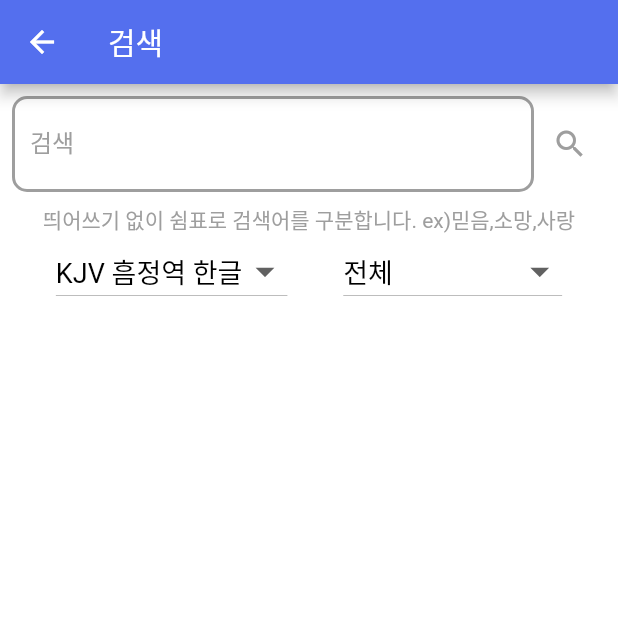
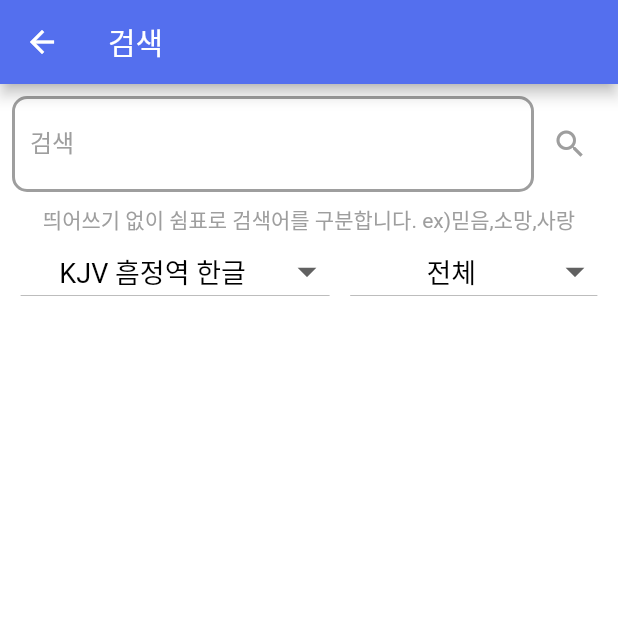
Before and after one commit to yenny-heo/Keep-bible, a Flutter app: the screen it shows after launch, in the side drawer, after a tap on "검색", on a phone screen of 412 x 824 dp, the top half of it. Run offline on Flutter 3.47's test engine with Material 2 defaults, Android fonts, the phone set to English and light mode, and no system bars; our stand-ins replace fluttertoast, scrollable_positioned_list.

Commit message:
feat: 구절 화면 타이틀 중앙으로 이동, 검색 드롭다운 버튼 레이아웃 변경

```diff
--- a/lib/page/search_page.dart
+++ b/lib/page/search_page.dart
@@ -158,7 +158,10 @@ class _SearchState extends State<SearchPage> {
               Row(
                 mainAxisAlignment: MainAxisAlignment.spaceEvenly,
                 children: <Widget>[
-                  DropdownButton<int>(
+                  Container(
+                    width: MediaQuery.of(context).size.width*0.5,
+                    child: DropdownButton<int>(
+                      isExpanded: true,
                       value: bibleOption,
                       icon: Icon(Icons.arrow_drop_down),
                       iconSize: 30,
@@ -176,7 +179,11 @@ class _SearchState extends State<SearchPage> {
                         );
                       }).toList(),
                     ),
-                  DropdownButton<int>(
+                  ),
+                  Container(
+                    width: MediaQuery.of(context).size.width*0.4,
+                    child: DropdownButton<int>(
+                        isExpanded: true,
                         value: option,
                         icon: Icon(Icons.arrow_drop_down),
                         iconSize: 30,
@@ -193,6 +200,7 @@ class _SearchState extends State<SearchPage> {
                               child:Center(child: Text(val))
                           );
                         }).toList()
+                    ),
                   ),
                 ],
               ),
--- a/lib/page/verse_page.dart
+++ b/lib/page/verse_page.dart
@@ -242,6 +242,7 @@ class _DetailScreenState extends State<DetailScreen> {
           ),
           title:MaterialButton(
             child: Row(
+              mainAxisAlignment: MainAxisAlignment.center,
               children: <Widget>[
                 Text(widget.name, style: TextStyle(fontSize: 18, color: Colors.white),),
                 Icon(Icons.keyboard_arrow_down, color: Colors.white, size: 20,),
--- a/pubspec.yaml
+++ b/pubspec.yaml
@@ -15,7 +15,7 @@ publish_to: 'none' # Remove this line if you wish to publish to pub.dev
 # In iOS, build-name is used as CFBundleShortVersionString while build-number used as CFBundleVersion.
 # Read more about iOS versioning at
 # https://developer.apple.com/library/archive/documentation/General/Reference/InfoPlistKeyReference/Articles/CoreFoundationKeys.html
-version: 1.2.2+11
+version: 1.2.3+12
 
 environment:
   sdk: ">=2.7.0 <3.0.0"
```
Also changed, not shown: 1 other file. Lines whose indentation alone changed are shown as unchanged.
